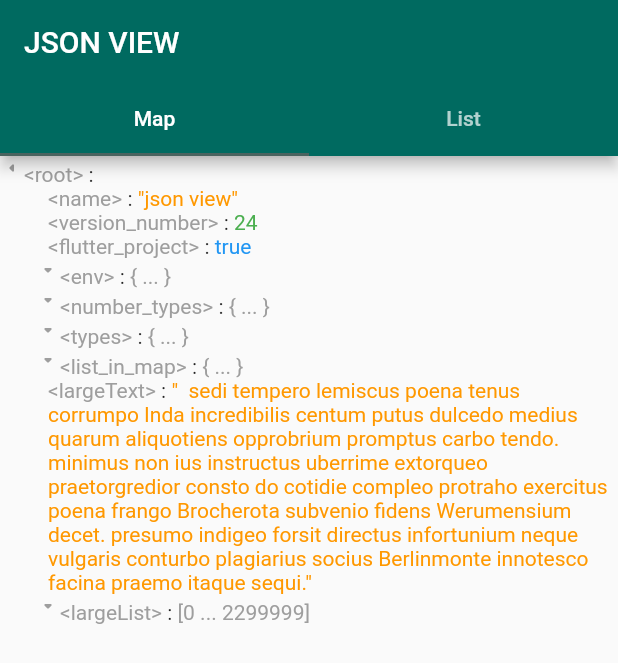
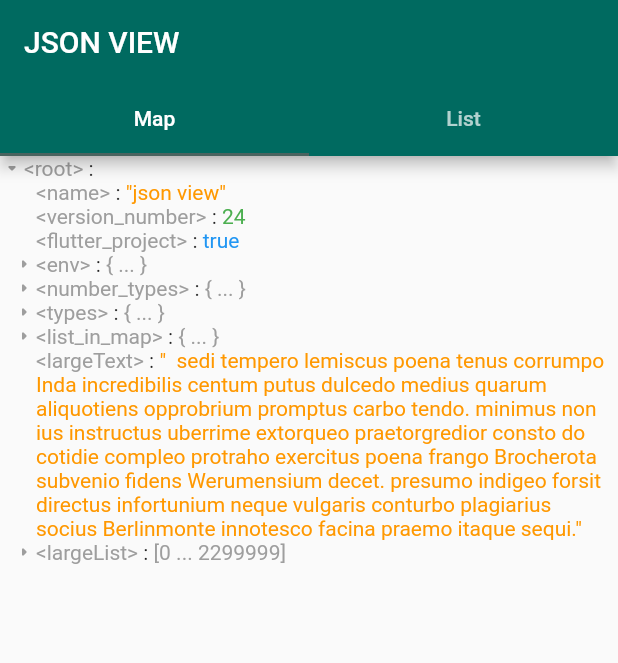
Before and after one commit to laiiihz/json_view, a Flutter app: the screen it shows after launch, on a phone screen of 412 x 824 dp. Shown: the top 663 px of the screen. Run offline on Flutter 3.47's test engine with Material 2 defaults, Android fonts, the phone set to English and light mode, and no system bars; our stand-ins replace bloc, equatable.

Commit message:
refactor tiles

```diff
--- a/example/lib/main.dart
+++ b/example/lib/main.dart
@@ -71,11 +71,11 @@ class _HomePageState extends State<HomePage>
             JsonView(
               json: getJsonData(),
               openAtStart: true,
-              arrow: Icon(Icons.arrow_drop_down_rounded),
+              arrow: Icon(Icons.arrow_right_rounded),
             ),
             JsonView(
               json: listJsonData(),
-              arrow: Icon(Icons.arrow_drop_down_rounded),
+              arrow: Icon(Icons.arrow_right_rounded),
             ),
           ],
           controller: _tabController,
--- a/lib/src/widgets/list_tile.dart
+++ b/lib/src/widgets/list_tile.dart
@@ -1,7 +1,5 @@
 import 'package:flutter/material.dart';
-import 'package:flutter_bloc/flutter_bloc.dart';
 
-import '../cubit/expansion_cubit.dart';
 import 'arrow_widget.dart';
 import 'json_config.dart';
 import 'json_view.dart';
@@ -38,57 +36,32 @@ class ListTile extends StatefulWidget {
 }
 
 class _ListTileState extends State<ListTile> {
-  @override
-  Widget build(BuildContext context) {
-    return BlocProvider(
-      create: (context) => ExpansionCubit(widget.expanded),
-      child: _ListTile(
-        keyName: widget.keyName,
-        items: widget.items,
-        arrow: widget.arrow,
-        range: widget.range,
-        isExpanded: widget.expanded,
-      ),
-    );
+  late bool _expanded = widget.expanded;
+
+  String get _value {
+    if (widget.items.isEmpty) return '[]';
+    if (_expanded) return '';
+    if (widget.items.length == 1) return '[0]';
+    if (widget.items.length == 2) return '[0,1]';
+    return '[${widget.range.start} ... ${widget.range.end}]';
   }
-}
 
-class _ListTile extends StatelessWidget {
-  final String keyName;
-  final List items;
-  final IndexRange range;
-  final Widget? arrow;
-  final bool isExpanded;
-
-  const _ListTile({
-    Key? key,
-    required this.keyName,
-    required this.items,
-    required this.range,
-    required this.arrow,
-    required this.isExpanded,
-  }) : super(key: key);
-
-  // String get _value {
-  //   if (items.isEmpty) return '[]';
-  //   if (_expanded) return '';
-  //   if (widget.items.length == 1) return '[0]';
-  //   if (widget.items.length == 2) return '[0,1]';
-  //   return '[${widget.range.start} ... ${widget.range.end}]';
-  // }
-
-  void _changeState(BuildContext context) {
-    if (items.isNotEmpty) context.read<ExpansionCubit>().toogleExpansion();
+  void _changeState() {
+    if (widget.items.isNotEmpty) {
+      setState(() {
+        _expanded = !_expanded;
+      });
+    }
   }
 
   List<Widget> get _children {
-    if (items.isEmpty) return [];
+    if (widget.items.isEmpty) return [];
 
     //GAP 100
-    if (range.length < 100) {
+    if (widget.range.length < 100) {
       final result = <Widget>[];
-      for (var i = 0; i <= range.length; i++) {
-        result.add(getIndexedItem(i, items[i], false, arrow));
+      for (var i = 0; i <= widget.range.length; i++) {
+        result.add(getIndexedItem(i, widget.items[i], false, widget.arrow));
       }
       return result;
     }
@@ -97,39 +70,39 @@ class _ListTile extends StatelessWidget {
 
   List<Widget> get _gapChildren {
     int gap = 100;
-    while (range.length / gap > 100) {
+    while (widget.range.length / gap > 100) {
       gap *= 100;
     }
-    int divide = range.length ~/ gap;
+    int divide = widget.range.length ~/ gap;
     int dividedLength = gap * divide;
     late int gapSize;
-    if (dividedLength == items.length) {
+    if (dividedLength == widget.items.length) {
       gapSize = divide;
     } else {
       gapSize = divide + 1;
     }
     final _result = <Widget>[];
     for (var i = 0; i < gapSize; i++) {
-      int startIndex = range.start + i * gap;
-      int endIndex = range.end;
+      int startIndex = widget.range.start + i * gap;
+      int endIndex = widget.range.end;
       if (i != gapSize - 1) {
         _result.add(
           ListTile(
             keyName: '[$i]',
-            items: items,
+            items: widget.items,
             range: IndexRange(start: startIndex, end: startIndex + gap - 1),
-            arrow: arrow,
-            expanded: isExpanded,
+            arrow: widget.arrow,
+            expanded: _expanded,
           ),
         );
       } else {
         _result.add(
           ListTile(
             keyName: '[$i]',
-            items: items,
+            items: widget.items,
             range: IndexRange(start: startIndex, end: endIndex),
-            arrow: arrow,
-            expanded: isExpanded,
+            arrow: widget.arrow,
+            expanded: _expanded,
           ),
         );
       }
@@ -148,39 +121,28 @@ class _ListTile extends StatelessWidget {
       child: Column(
         crossAxisAlignment: CrossAxisAlignment.start,
         children: [
-          BlocBuilder<ExpansionCubit, ExpansionState>(
-            builder: (context, state) => KeyValueTile(
-              keyName: keyName,
-              value: () {
-                if (items.isEmpty) return '[]';
-                if (state.isExpanded) return '';
-                if (items.length == 1) return '[0]';
-                if (items.length == 2) return '[0,1]';
-                return '[${range.start} ... ${range.end}]';
-              }(),
-              onTap: () => _changeState(context),
-              leading: items.isEmpty ? null : _arrowWidget,
-              valueWidget: state.isExpanded
-                  ? Padding(
-                      padding: jsonConfig.itemPadding!,
-                      child: Column(
-                        crossAxisAlignment: CrossAxisAlignment.start,
-                        children: _children,
-                      ),
-                    )
-                  : const SizedBox(),
+          KeyValueTile(
+            keyName: widget.keyName,
+            value: _value,
+            onTap: _changeState,
+            leading: widget.items.isEmpty
+                ? null
+                : ArrowWidget(
+                    expanded: _expanded,
+                    onTap: _changeState,
+                    customArrow: widget.arrow,
+                  ),
+          ),
+          if (_expanded)
+            Padding(
+              padding: jsonConfig.itemPadding!,
+              child: Column(
+                crossAxisAlignment: CrossAxisAlignment.start,
+                children: _children,
+              ),
             ),
-          ),
         ],
       ),
     );
   }
-
-  Widget get _arrowWidget => BlocBuilder<ExpansionCubit, ExpansionState>(
-        builder: (context, state) => ArrowWidget(
-          expanded: state.isExpanded,
-          onTap: () => _changeState(context),
-          customArrow: arrow,
-        ),
-      );
 }
--- a/lib/src/widgets/map_tile.dart
+++ b/lib/src/widgets/map_tile.dart
@@ -1,8 +1,6 @@
 import 'package:flutter/material.dart';
-import 'package:flutter_bloc/flutter_bloc.dart';
 
 import '../../json_view.dart';
-import '../cubit/expansion_cubit.dart';
 import 'arrow_widget.dart';
 import 'simple_tiles.dart';
 
@@ -24,34 +22,20 @@ class MapTile extends StatefulWidget {
 }
 
 class _MapTileState extends State<MapTile> {
-  @override
-  Widget build(BuildContext context) {
-    return BlocProvider<ExpansionCubit>(
-      create: (context) => ExpansionCubit(widget.expanded),
-      child: _MapTile(
-        keyName: widget.keyName,
-        items: widget.items,
-        arrow: widget.arrow,
-      ),
-    );
+  late bool _expanded = widget.expanded;
+
+  _changeState() {
+    if (mounted && widget.items.isNotEmpty) {
+      setState(() {
+        _expanded = !_expanded;
+      });
     }
   }
 
-class _MapTile extends StatelessWidget {
-  final String keyName;
-  final List<MapEntry> items;
-  final Widget? arrow;
-  const _MapTile({
-    Key? key,
-    required this.keyName,
-    required this.items,
-    required this.arrow,
-  }) : super(key: key);
-
-  void _changeState(BuildContext context) {
-    if (items.isNotEmpty) {
-      context.read<ExpansionCubit>().toogleExpansion();
-    }
+  String get _value {
+    if (widget.items.isEmpty) return '{}';
+    if (_expanded) return '';
+    return '{ ... }';
   }
 
   @override
@@ -64,44 +48,35 @@ class _MapTile extends StatelessWidget {
       child: Column(
         crossAxisAlignment: CrossAxisAlignment.start,
         children: [
-          BlocBuilder<ExpansionCubit, ExpansionState>(
-            builder: (context, state) => KeyValueTile(
-              keyName: keyName,
-              value: () {
-                if (items.isEmpty) return '{}';
-                if (state.isExpanded) return '';
-                return '{ ... }';
-              }(),
-              onTap: () => _changeState(context),
-              leading: items.isEmpty ? null : _arrowWidget,
-              valueWidget: state.isExpanded
-                  ? Padding(
+          KeyValueTile(
+            keyName: widget.keyName,
+            value: _value,
+            onTap: _changeState,
+            leading: widget.items.isEmpty
+                ? null
+                : ArrowWidget(
+                    expanded: _expanded,
+                    onTap: _changeState,
+                    customArrow: widget.arrow,
+                  ),
+          ),
+          if (_expanded)
+            Padding(
               padding: const EdgeInsets.only(left: 8),
               child: Column(
                 crossAxisAlignment: CrossAxisAlignment.start,
-                        children: items.map((item) {
+                children: widget.items.map((item) {
                   return getParsedItem(
                     item.key,
                     item.value,
                     false,
-                            arrow,
+                    widget.arrow,
                   );
                 }).toList(),
-                      ),
-                    )
-                  : const SizedBox(),
               ),
             ),
         ],
       ),
     );
   }
-
-  Widget get _arrowWidget => BlocBuilder<ExpansionCubit, ExpansionState>(
-        builder: (context, state) => ArrowWidget(
-          expanded: state.isExpanded,
-          onTap: () => _changeState(context),
-          customArrow: arrow,
-        ),
-      );
 }
--- a/lib/src/widgets/simple_tiles.dart
+++ b/lib/src/widgets/simple_tiles.dart
@@ -1,5 +1,4 @@
 import 'package:flutter/material.dart';
-import 'package:json_view/src/painters/null_background.dart';
 
 import '../models/json_color_scheme.dart';
 import '../models/json_style_scheme.dart';
@@ -32,14 +31,12 @@ class KeyValueTile extends StatelessWidget {
   final String value;
   final Widget? leading;
   final VoidCallback? onTap;
-  final Widget valueWidget;
   final bool isNullValue;
   const KeyValueTile({
     Key? key,
     required this.keyName,
     required this.value,
     this.isNullValue = false,
-    this.valueWidget = const SizedBox(),
     this.leading,
     this.onTap,
   }) : super(key: key);
@@ -91,26 +88,13 @@ class KeyValueTile extends StatelessWidget {
       onTap: onTap,
     );
     if (leading == null) {
-      return Padding(padding: const EdgeInsets.only(left: 8), child: text);
+      return Padding(padding: const EdgeInsets.only(left: 16), child: text);
     } else {
       return Row(
         crossAxisAlignment: CrossAxisAlignment.start,
         children: [
           SizedBox(child: leading),
-          Expanded(
-            child: Padding(
-              padding: const EdgeInsets.only(top: 4),
-              child: Column(
-                mainAxisAlignment: MainAxisAlignment.start,
-                mainAxisSize: MainAxisSize.min,
-                crossAxisAlignment: CrossAxisAlignment.start,
-                children: [
-                  text,
-                  valueWidget,
-                ],
-              ),
-            ),
-          ),
+          Expanded(child: text),
         ],
       );
     }
```
Also changed, not shown: lib/src/painters/null_background.dart (deleted, +0 -19 lines). Lines whose indentation alone changed are shown as unchanged.
